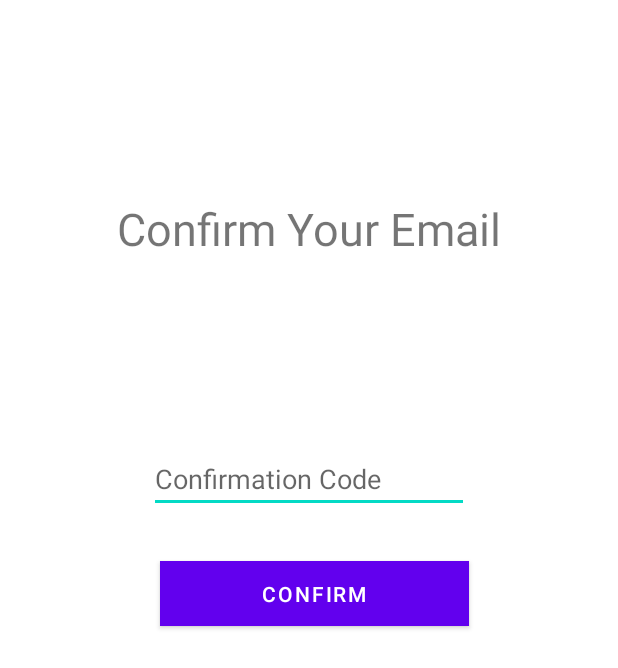
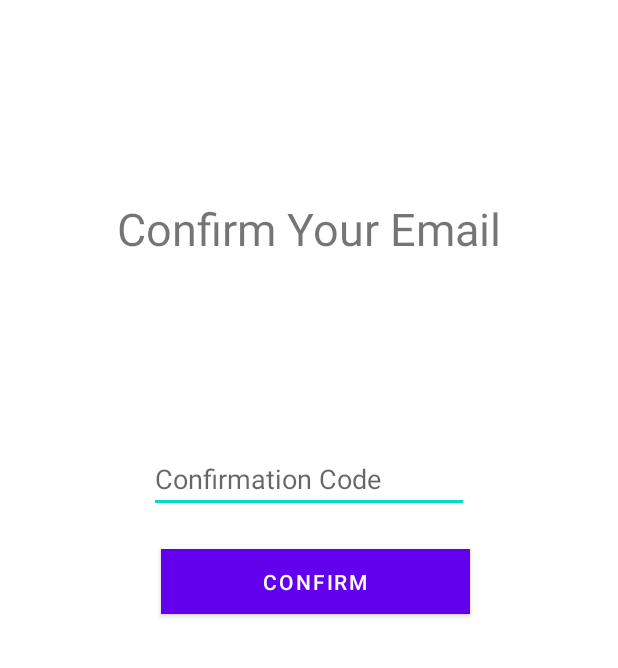
Before and after one commit to ejmdenham/RatRace_1, an Android app: the EmailConfirmation screen opened directly, with no data from a screen before it, on a phone screen of 412 x 824 dp. Shown: the top 668 px of the screen. Run offline under Robolectric (Android 15) with nearby library versions, the phone set to English and light mode, and no system bars; libraries missing offline, so code that uses them is left out: com.amplifyframework.auth, com.amplifyframework.core; Roboto replaces fonts that are not available here.

Commit message:
Problem With confirmation
After confirming goes back to log in screen

```diff
--- a/pRatRace/app/src/main/java/Rat/Racer/EmailConfirmation.java
+++ b/pRatRace/app/src/main/java/Rat/Racer/EmailConfirmation.java
@@ -64,14 +64,12 @@ public class EmailConfirmation extends AppCompatActivity {
                 AppUser.builder().id(userId).name(username).build(),
                 this::onSavedSuccess,
                 this::onError
-
         );
     }
 
     private <T extends Model> void onSavedSuccess(DataStoreItemChange<T> tDataStoreItemChange) {
         Intent intent = new Intent(this, MainActivity.class);
         startActivity(intent);
-        finish();
     }
 
     private void onError(DataStoreException e) {
@@ -90,6 +88,8 @@ public class EmailConfirmation extends AppCompatActivity {
         });
     }
 
+    ///////////////////////////
+
     private String getEmail() {
         return getIntent().getStringExtra("email");
     }
--- a/pRatRace/app/src/main/res/layout/activity_email_confirmation.xml
+++ b/pRatRace/app/src/main/res/layout/activity_email_confirmation.xml
@@ -33,15 +33,15 @@
         android:id="@+id/btnConfirm"
         android:layout_width="206dp"
         android:layout_height="43dp"
-        android:layout_marginTop="32dp"
-        android:layout_marginBottom="340dp"
+        android:layout_marginTop="24dp"
+        android:layout_marginBottom="24dp"
         android:background="@color/purple_500"
         android:onClick="onConfirmButtonPressed"
         android:text="Confirm"
         android:textColor="#FFFFFF"
         app:layout_constraintBottom_toBottomOf="parent"
         app:layout_constraintEnd_toEndOf="parent"
-        app:layout_constraintHorizontal_bias="0.517"
+        app:layout_constraintHorizontal_bias="0.52"
         app:layout_constraintStart_toStartOf="parent"
         app:layout_constraintTop_toBottomOf="@+id/txtConfirmationCode"
         app:layout_constraintVertical_bias="0.0" />
--- a/pRatRace/app/src/main/res/layout/activity_join.xml
+++ b/pRatRace/app/src/main/res/layout/activity_join.xml
@@ -23,7 +23,7 @@
       android:id="@+id/txtPasswordLayout"
       android:layout_width="217dp"
       android:layout_height="wrap_content"
-      android:layout_marginTop="8dp"
+      android:layout_marginTop="24dp"
       app:layout_constraintEnd_toEndOf="parent"
       app:layout_constraintStart_toStartOf="parent"
       app:layout_constraintTop_toBottomOf="@+id/txtEmail"
@@ -59,7 +59,7 @@
       android:id="@+id/txtEmail"
       android:layout_width="wrap_content"
       android:layout_height="wrap_content"
-      android:layout_marginTop="64dp"
+      android:layout_marginTop="70dp"
       android:background="@color/white"
       android:ems="10"
       android:hint="@string/emailHintRegister"
```
